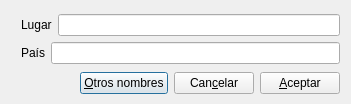
The window that gui/dlgnuevolugar.ui (rogorido/qtpredicadores) describes before a commit, drawn with Qt 5.
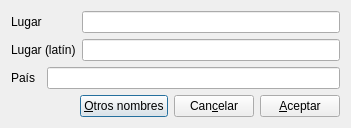
The same window after the commit.

Commit message: Mejoras en clase Lugar y adyacentes

```diff
--- a/gui/dlgnuevolugar.ui
+++ b/gui/dlgnuevolugar.ui
@@ -7,21 +7,12 @@
     <x>0</x>
     <y>0</y>
     <width>351</width>
-    <height>104</height>
+    <height>123</height>
    </rect>
   </property>
   <property name="windowTitle">
    <string>Dialog</string>
   </property>
-  <widget class="QWidget" name="">
-   <property name="geometry">
-    <rect>
-     <x>21</x>
-     <y>12</y>
-     <width>319</width>
-     <height>84</height>
-    </rect>
-   </property>
    <layout class="QVBoxLayout" name="verticalLayout">
     <item>
      <layout class="QGridLayout" name="gridLayout">
@@ -35,14 +26,24 @@
       <item row="0" column="2">
        <widget class="QLineEdit" name="txtLugar"/>
       </item>
-      <item row="1" column="0">
+     <item row="1" column="0" colspan="2">
+      <widget class="QLabel" name="label_3">
+       <property name="text">
+        <string>Lugar (latín)</string>
+       </property>
+      </widget>
+     </item>
+     <item row="1" column="2">
+      <widget class="QLineEdit" name="txtLugarLatin"/>
+     </item>
+     <item row="2" column="0">
        <widget class="QLabel" name="label_2">
         <property name="text">
          <string>País</string>
         </property>
        </widget>
       </item>
-      <item row="1" column="1" colspan="2">
+     <item row="2" column="1" colspan="2">
        <widget class="QLineEdit" name="txtPais"/>
       </item>
      </layout>
@@ -86,7 +87,6 @@
      </layout>
     </item>
    </layout>
-  </widget>
  </widget>
  <resources/>
  <connections/>
```
Lines whose indentation alone changed are shown as unchanged. The commit also changes 8 other files.
